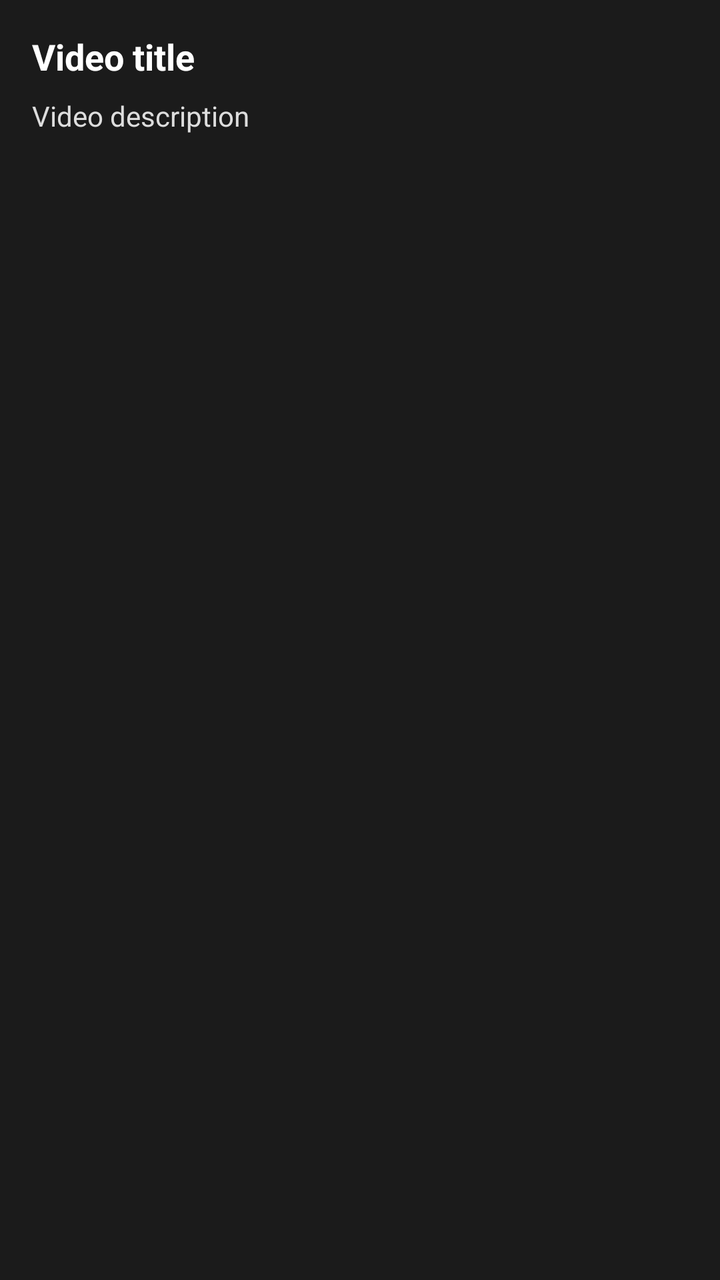
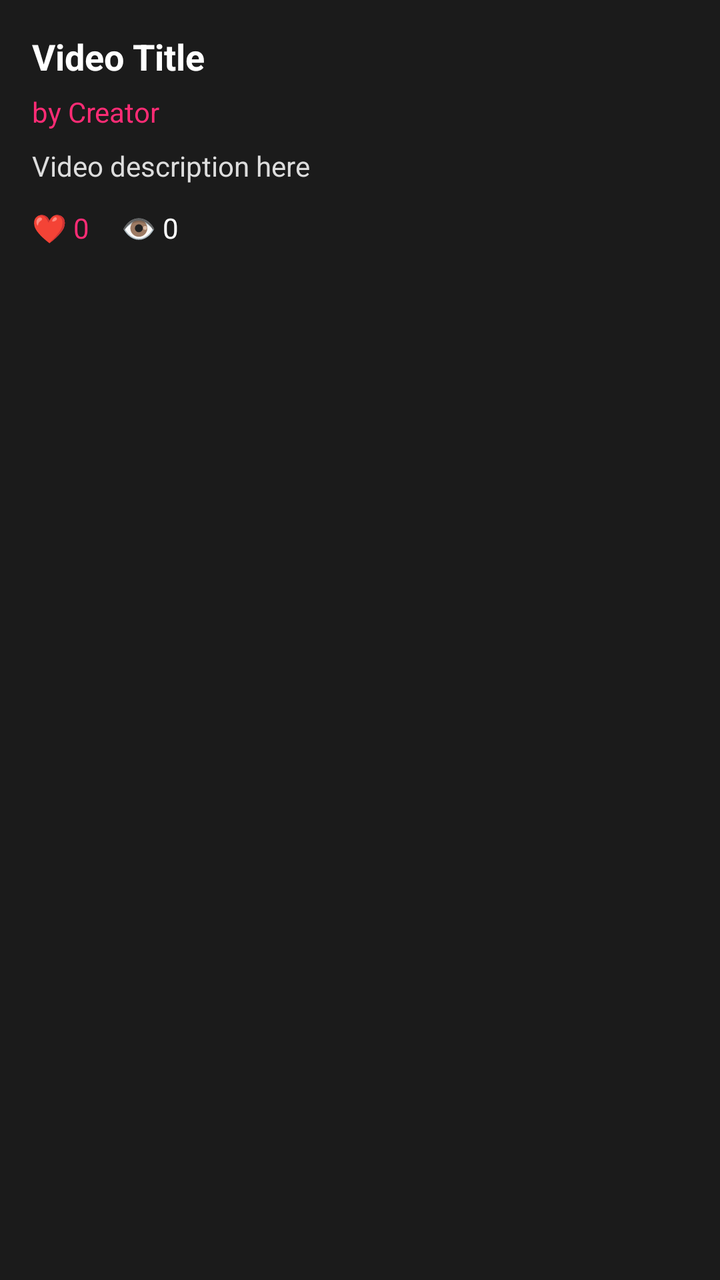

An Android layout rendered at two revisions. The XML below is the earlier revision; the diff shows what the commit changed to produce the second picture.
<!-- AndroidManifest.xml: application theme Theme.Material3.DayNight.NoActionBar -->
<!-- res/layout/item_video.xml -->
<?xml version="1.0" encoding="utf-8"?>
<LinearLayout xmlns:android="http://schemas.android.com/apk/res/android"
    android:layout_width="match_parent"
    android:layout_height="wrap_content"
    android:layout_marginBottom="12dp"
    android:background="#1B1B1B"
    android:orientation="vertical"
    android:padding="16dp">

    <TextView
        android:id="@+id/videoTitle"
        android:layout_width="match_parent"
        android:layout_height="wrap_content"
        android:text="Video title"
        android:textColor="@android:color/white"
        android:textSize="18sp"
        android:textStyle="bold" />

    <TextView
        android:id="@+id/videoDescription"
        android:layout_width="match_parent"
        android:layout_height="wrap_content"
        android:layout_marginTop="8dp"
        android:text="Video description"
        android:textColor="#DDDDDD"
        android:textSize="14sp" />
</LinearLayout>
<!-- resources referenced by this layout -->
<resources>
  <style name="Theme.Material3.DayNight.NoActionBar" parent="Theme.Material3.DayNight.NoActionBar">
          <item name="android:statusBarColor">@color/dark_bg</item>
          <item name="android:navigationBarColor">@color/dark_bg</item>
      </style>
  <color name="dark_bg">#111111</color>
</resources>

<!-- the commit's change to res/layout/item_video.xml (unified diff, before → after) -->
@@ -11,17 +11,50 @@
         android:id="@+id/videoTitle"
         android:layout_width="match_parent"
         android:layout_height="wrap_content"
-        android:text="Video title"
+        android:text="Video Title"
         android:textColor="@android:color/white"
         android:textSize="18sp"
         android:textStyle="bold" />
+
+    <TextView
+        android:id="@+id/creatorName"
+        android:layout_width="match_parent"
+        android:layout_height="wrap_content"
+        android:layout_marginTop="6dp"
+        android:text="by Creator"
+        android:textColor="#FF2C75"
+        android:textSize="14sp" />
 
     <TextView
         android:id="@+id/videoDescription"
         android:layout_width="match_parent"
         android:layout_height="wrap_content"
         android:layout_marginTop="8dp"
-        android:text="Video description"
+        android:text="Video description here"
         android:textColor="#DDDDDD"
         android:textSize="14sp" />
+
+    <LinearLayout
+        android:layout_width="match_parent"
+        android:layout_height="wrap_content"
+        android:layout_marginTop="12dp"
+        android:orientation="horizontal">
+
+        <TextView
+            android:id="@+id/likesText"
+            android:layout_width="wrap_content"
+            android:layout_height="wrap_content"
+            android:text="❤️ 0"
+            android:textColor="#FF2C75"
+            android:textSize="14sp" />
+
+        <TextView
+            android:id="@+id/viewsText"
+            android:layout_width="wrap_content"
+            android:layout_height="wrap_content"
+            android:layout_marginStart="16dp"
+            android:text="👁️ 0"
+            android:textColor="@android:color/white"
+            android:textSize="14sp" />
+    </LinearLayout>
 </LinearLayout>
